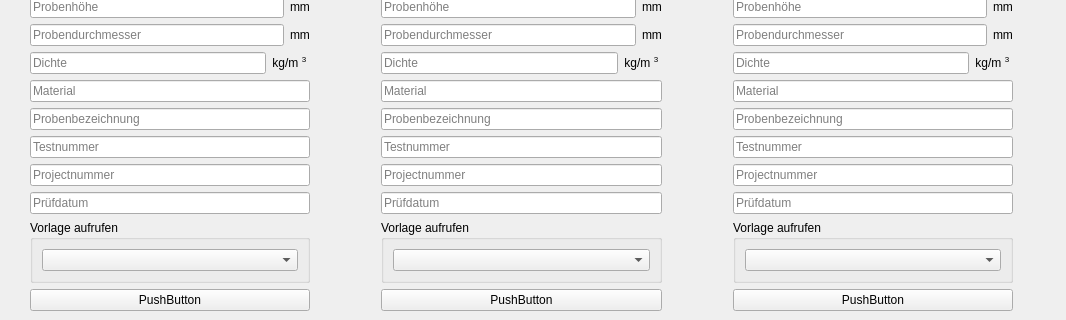
Old version of the form frontend.ui in the repository iince98/Startup; both pictures show x 0 to 1066 and y 427 to 747 of the 1066 by 747 pixel window.
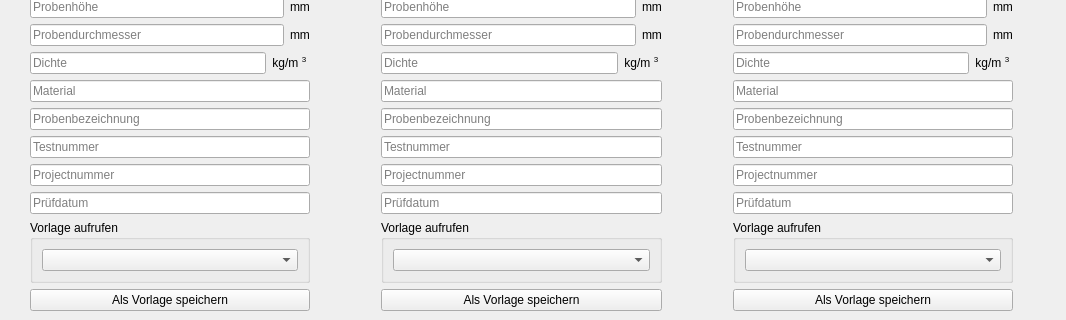
New version of the form.

```diff
--- a/frontend.ui
+++ b/frontend.ui
@@ -424,7 +424,7 @@
         <item>
          <widget class="QPushButton" name="pushButton">
           <property name="text">
-           <string>PushButton</string>
+           <string>Als Vorlage speichern</string>
           </property>
          </widget>
         </item>
@@ -620,7 +620,7 @@
         <item>
          <widget class="QPushButton" name="pushButton_2">
           <property name="text">
-           <string>PushButton</string>
+           <string>Als Vorlage speichern</string>
           </property>
          </widget>
         </item>
@@ -816,7 +816,7 @@
         <item>
          <widget class="QPushButton" name="pushButton_7">
           <property name="text">
-           <string>PushButton</string>
+           <string>Als Vorlage speichern</string>
           </property>
          </widget>
         </item>
```
